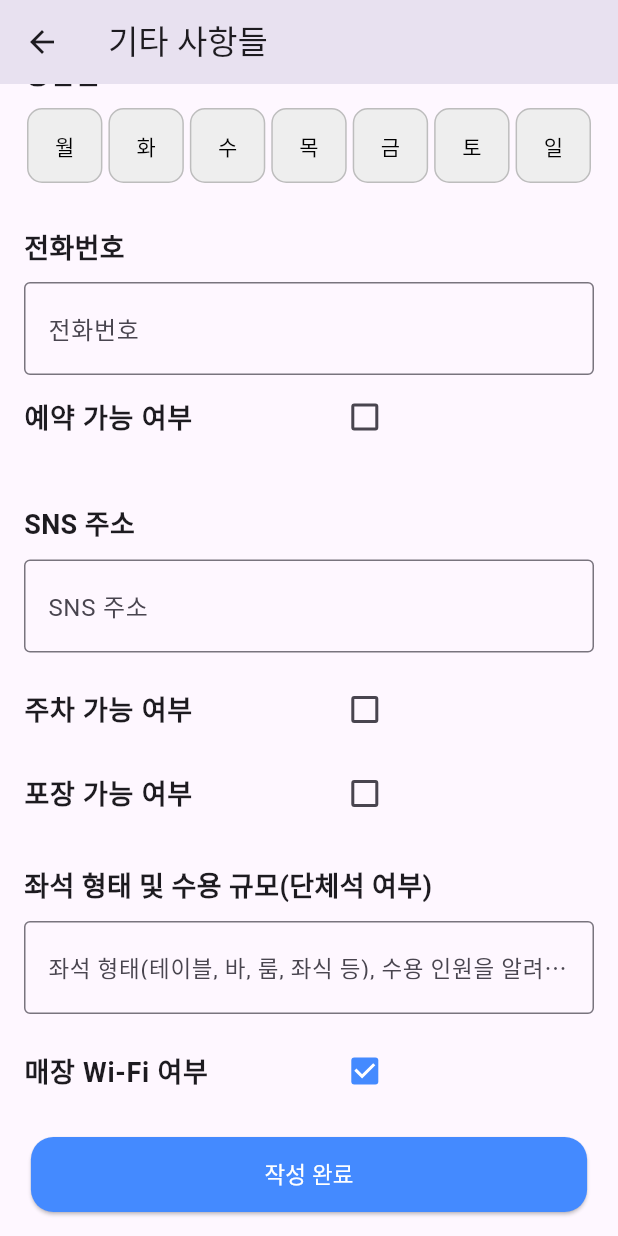
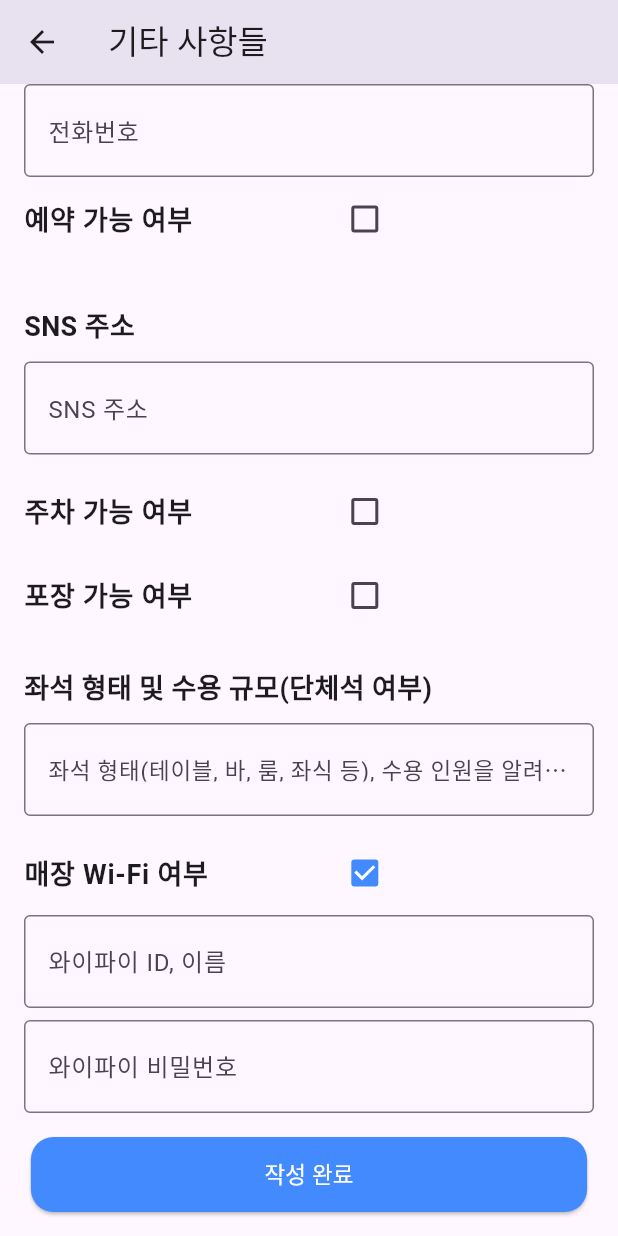
Before and after one commit to ththth6543/eat_road_manager, a Flutter app: the CreateStoreOthers screen opened directly, scrolled down 175 dp, after a tap on "매장 Wi-Fi 여부", on a phone screen of 412 x 824 dp. Run offline on Flutter 3.47's test engine with Material 3 defaults, Android fonts, the light colour scheme and no system bars; our stand-ins replace geolocator, image_picker, permission_handler, supabase_flutter; missing offline and left inert: flutter_naver_map; accounts and stored records are empty.

Commit message:
사업자 관련 화면 추가
사업자 관련 화면 추가

```diff
--- a/lib/create_store/create_store_others.dart
+++ b/lib/create_store/create_store_others.dart
@@ -14,6 +14,7 @@ class CreateStoreOthers extends StatefulWidget {
 }
 
 class _CreateStoreOthersState extends State<CreateStoreOthers> {
+  final ScrollController _scrollController = ScrollController();
   final TextEditingController _openTimeController = TextEditingController();
   final TextEditingController _closeTimeController = TextEditingController();
   final TextEditingController _storePhoneNumberController =
@@ -84,6 +85,15 @@ class _CreateStoreOthersState extends State<CreateStoreOthers> {
   @override
   void dispose() {
     // Controller dispose 할 것
+    _scrollController.dispose();
+    _openTimeController.dispose();
+    _closeTimeController.dispose();
+    _storePhoneNumberController.dispose();
+    _storeSNSController.dispose();
+    _storeParkingController.dispose();
+    _storeSeatsController.dispose();
+    _storeWifiIdController.dispose();
+    _storeWifiPwController.dispose();
     super.dispose();
   }
 
@@ -137,6 +147,7 @@ class _CreateStoreOthersState extends State<CreateStoreOthers> {
       appBar: AppBar(title: Text("기타 사항들")),
       body: SingleChildScrollView(
         padding: EdgeInsets.only(left: 16, right: 16, top: 16, bottom: 82),
+        controller: _scrollController,
         child: Column(
           crossAxisAlignment: CrossAxisAlignment.start,
           children: [
@@ -308,9 +319,41 @@ class _CreateStoreOthersState extends State<CreateStoreOthers> {
                   setState(() {
                     _isWifiAvailable = value!;
                   });
+
+                  if (value == true) {
+                    WidgetsBinding.instance.addPostFrameCallback((_) {
+                      _scrollController.animateTo(_scrollController.position.maxScrollExtent,
+                          duration: Duration(milliseconds: 100), curve: Curves.easeOut);
+                    });
+                  }
                 },
               ),
             ),
+            if (_isWifiAvailable)
+              Column(
+                children: [
+                  TextField(
+                    controller: _storeWifiIdController,
+                    style: TextStyle(fontSize: 20),
+                    keyboardType: TextInputType.text,
+                    decoration: InputDecoration(
+                      border: OutlineInputBorder(),
+                      labelText: "와이파이 ID, 이름",
+                    ),
+                  ),
+                  SizedBox(height: 8,),
+                  TextField(
+                    controller: _storeWifiPwController,
+                    style: TextStyle(fontSize: 20),
+                    keyboardType: TextInputType.text,
+                    decoration: InputDecoration(
+                      border: OutlineInputBorder(),
+                      labelText: "와이파이 비밀번호",
+                    ),
+                  ),
+                ],
+              )
+
           ],
         ),
       ),
```
Also changed, not shown: lib/create_store/create_store_check_document.dart (added, +56 -0 lines), lib/main.dart (+18 -3 lines).
